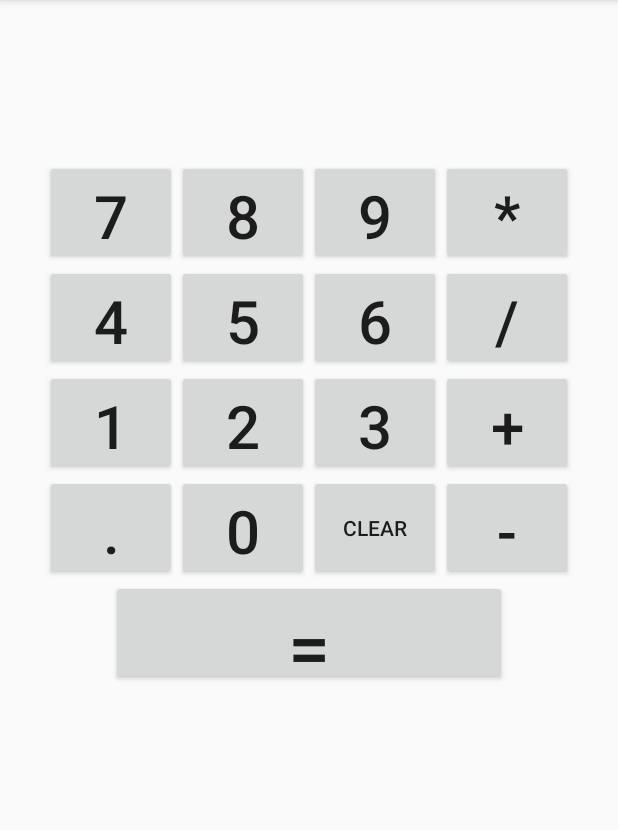
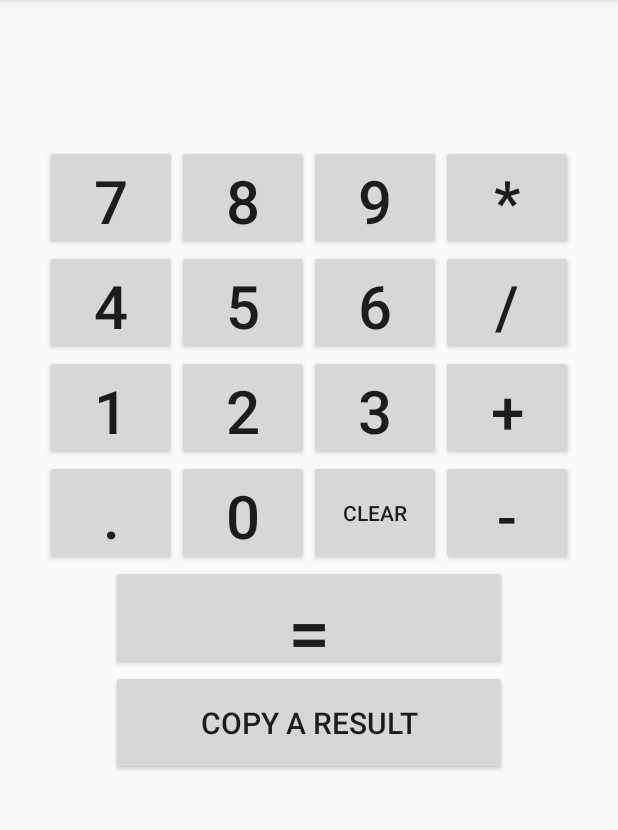
Before and after one commit to Apollo24/EasyCalculator, an Android app: the screen it shows after launch (MainActivity), on a phone screen of 412 x 824 dp, the part 84-914 px from its top. Run offline under Robolectric (Android 15) with nearby library versions, the phone set to English and light mode, and no system bars.

Commit message:
Copy button added
Button to copy results to clipboard

```diff
--- a/app/src/main/java/com/antonsusman/easycalculator/MainActivity.java
+++ b/app/src/main/java/com/antonsusman/easycalculator/MainActivity.java
@@ -1,5 +1,7 @@
 package com.antonsusman.easycalculator;
 
+import android.content.ClipData;
+import android.content.ClipboardManager;
 import android.os.Bundle;
 import android.support.v7.app.ActionBarActivity;
 import android.view.View;
@@ -12,17 +14,28 @@ public class MainActivity extends ActionBarActivity {
     private TextView Scr;
     private float NumberBf=0, NumAf, result=0;
     private String Operation, mod="replace";
+
+    private ClipboardManager myClipboard;
+    private ClipData myClip;
+
+
+
     @Override
     protected void onCreate(Bundle savedInstanceState) {
         super.onCreate(savedInstanceState);
         setContentView(R.layout.activity_main);
 
+
+
+
         Scr = (TextView) findViewById(R.id.txtScreen);
         Scr.setText("");
+
+
         int idList[] = {R.id.btn0, R.id.btn1, R.id.btn2, R.id.btn2, R.id.btn3, R.id.btn4,
                 R.id.btn5, R.id.btn6, R.id.btn7, R.id.btn8, R.id.btn9,
                 R.id.btnPlus, R.id.btnMinus, R.id.btnX, R.id.btnDiv,
-                R.id.btnClear,R.id.btnEquals, R.id.btnDot, };
+                R.id.btnClear,R.id.btnEquals, R.id.btnDot, R.id.btnCopy };
 
         for(int id:idList) {
             View v = (View) findViewById(id);
@@ -33,6 +46,26 @@ public class MainActivity extends ActionBarActivity {
                 }
             });
         }
+
+
+        Button copy=(Button)findViewById(R.id.btnCopy);
+        final ClipboardManager myClipboard = (ClipboardManager) getSystemService(CLIPBOARD_SERVICE);
+
+       copy.setOnClickListener(new View.OnClickListener() {
+            @Override
+            public void onClick(View v) {
+                String text;
+                text = Scr.getText().toString();
+
+                myClip = ClipData.newPlainText("text", text);
+                myClipboard.setPrimaryClip(myClip);
+
+                Toast.makeText(getApplicationContext(), "Copied to clipboard", Toast.LENGTH_SHORT).show();
+            }
+       });
+
+
+
     }
 
 
@@ -89,11 +122,15 @@ public class MainActivity extends ActionBarActivity {
         mod = "add";
     }
     public void onButtonClick(View v) {
+
         switch (v.getId()) {
+
+
             case R.id.btnClear: //Clear
                 Scr.setText("");
                 NumberBf = 0;
                 Operation = "";
+                Toast.makeText(getApplicationContext(), "Cleared", Toast.LENGTH_SHORT).show();
                 break;
             case R.id.btnPlus:
                 mMath("+");
--- a/app/src/main/res/layout/activity_main.xml
+++ b/app/src/main/res/layout/activity_main.xml
@@ -10,10 +10,12 @@
         android:id="@+id/linearLayout1"
         android:layout_marginLeft="10pt"
         android:layout_marginRight="10pt"
-        android:layout_marginTop="3pt">
+        android:layout_marginTop="3pt"
+
+        >
         <TextView
             android:layout_weight="1"
-            android:layout_height="100dp"
+            android:layout_height="90dp"
             android:layout_marginRight="5pt"
             android:id="@+id/txtScreen"
             android:layout_width="match_parent"
@@ -176,6 +178,22 @@
                 android:id="@+id/btnEquals"
                 android:layout_span="3"
                 android:height="70dp"/>
+
+        </TableRow>
+        <TableRow
+            android:layout_width="fill_parent"
+            android:layout_height="wrap_content"
+            android:orientation="horizontal"
+            android:gravity="center">
+            <Button
+                android:layout_width="wrap_content"
+                android:layout_height="wrap_content"
+                android:text="copy a result"
+                android:textSize="20sp"
+                android:id="@+id/btnCopy"
+                android:layout_span="3"
+                android:height="70dp"/>
+
         </TableRow>
     </TableLayout>
 
```
